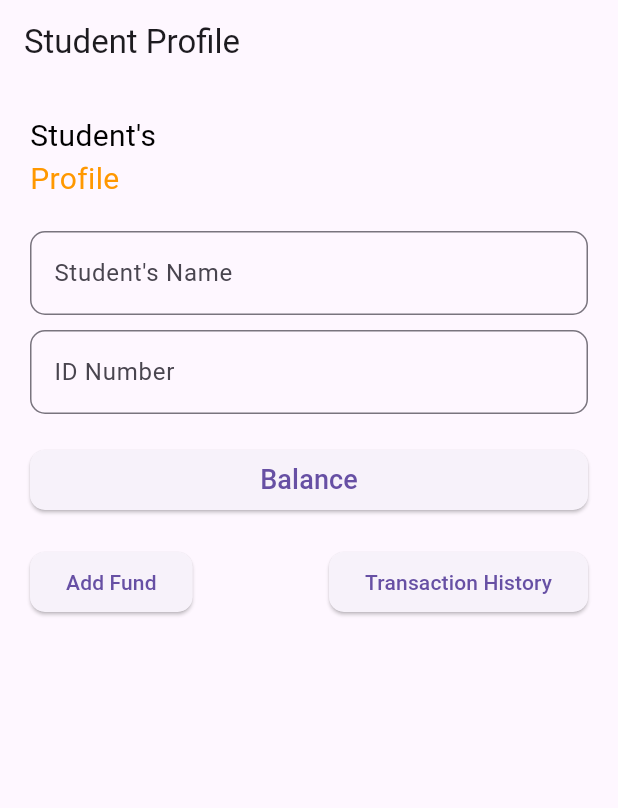
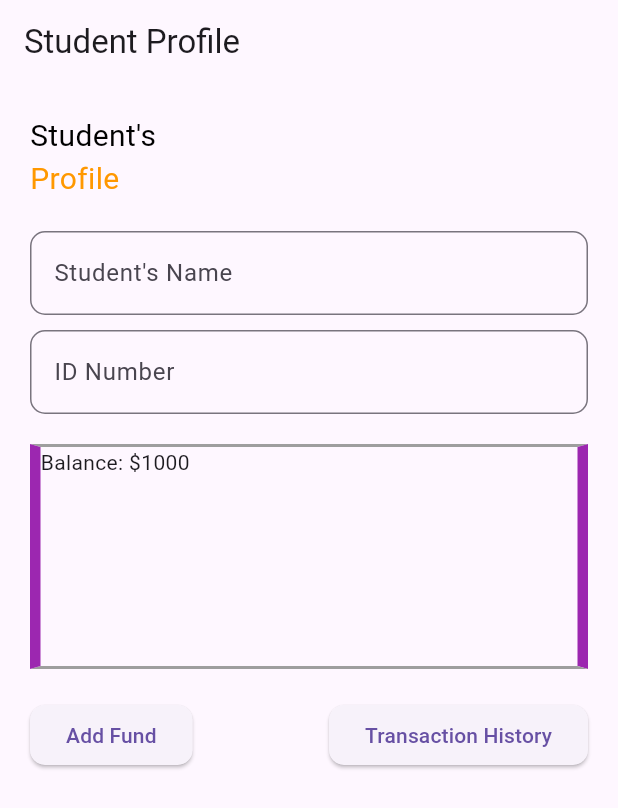
Before and after one commit to rinisaram/Stu_vendor-main-, a Flutter app: the screen it shows after launch, on a phone screen of 412 x 824 dp. Shown: the top 808 px of the screen. Run offline on Flutter 3.47's test engine with Material 3 defaults, Android fonts, the phone set to English and light mode, and no system bars.

Commit message:
updated main page , balance container

```diff
--- a/lib/main.dart
+++ b/lib/main.dart
@@ -8,6 +8,7 @@ class MyApp extends StatelessWidget {
   @override
   Widget build(BuildContext context) {
     return MaterialApp(
+
       home: Scaffold(
         appBar: AppBar(
           title: Text('Student Profile'),
@@ -50,17 +51,22 @@ class MyApp extends StatelessWidget {
                 ),
               ),
               SizedBox(height: 20.0),
-              ElevatedButton(
-                onPressed: () {},
-                child: Text(
-                  "Balance",
-                  style: TextStyle(fontSize: 18.0),
-                ),
-                style: ElevatedButton.styleFrom(
-                  shape: RoundedRectangleBorder(
-                    borderRadius: BorderRadius.circular(10.0),
+              Container(
+                width: 150,
+                height: 150,
+                decoration: const BoxDecoration(
+                  border: Border.symmetric(
+                    horizontal: BorderSide(
+                      color: Colors.grey,
+                      width: 2,
+                    ),
+                    vertical: BorderSide(
+                      color: Colors.purple,
+                      width: 7,
+                    ),
                   ),
                 ),
+                child: Text("Balance: \$1000"),
               ),
               SizedBox(height: 20.0),
               Row(
```
Also changed, not shown: pubspec.lock.
